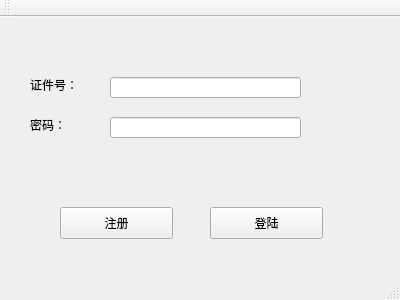
Above: mainwindow.ui from duule/LMS before the change. Below: the same form after it.
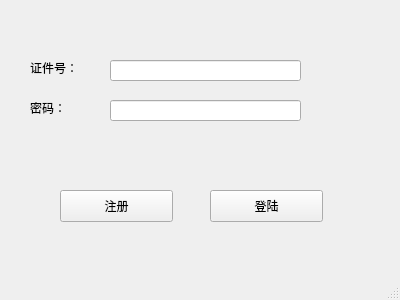
That is the form after the change.

Diff of the .ui file:
```diff
--- a/mainwindow.ui
+++ b/mainwindow.ui
@@ -103,14 +103,6 @@
     </rect>
    </property>
   </widget>
-  <widget class="QToolBar" name="mainToolBar">
-   <attribute name="toolBarArea">
-    <enum>TopToolBarArea</enum>
-   </attribute>
-   <attribute name="toolBarBreak">
-    <bool>false</bool>
-   </attribute>
-  </widget>
   <widget class="QStatusBar" name="statusBar"/>
  </widget>
  <layoutdefault spacing="6" margin="11"/>
```
